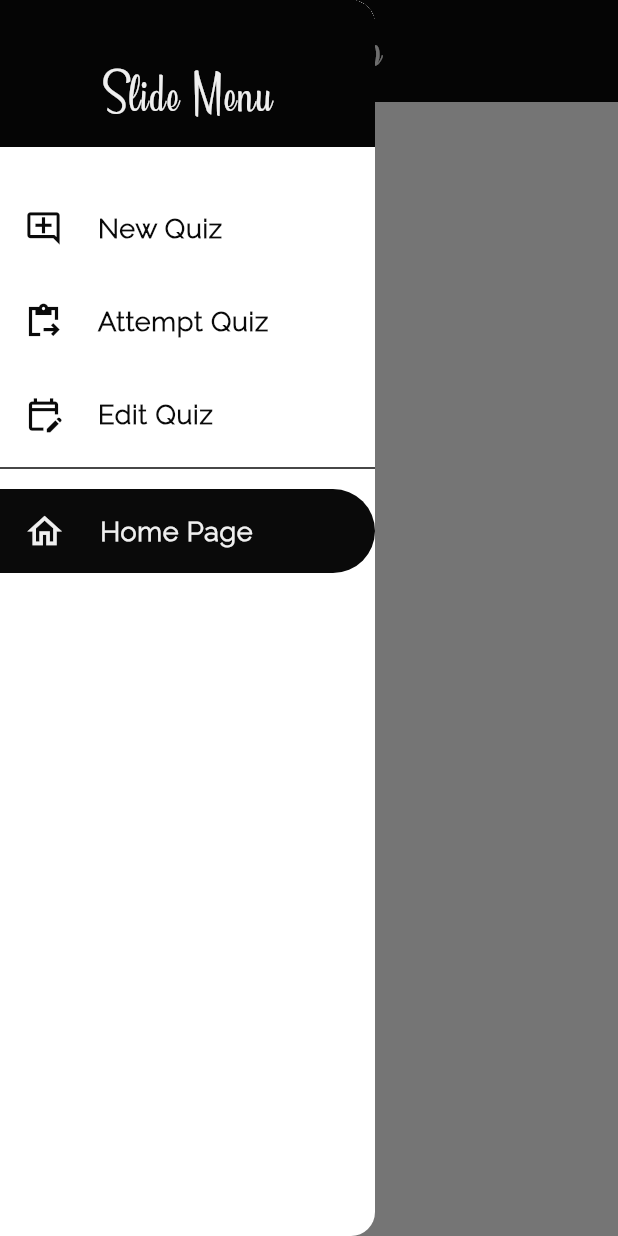
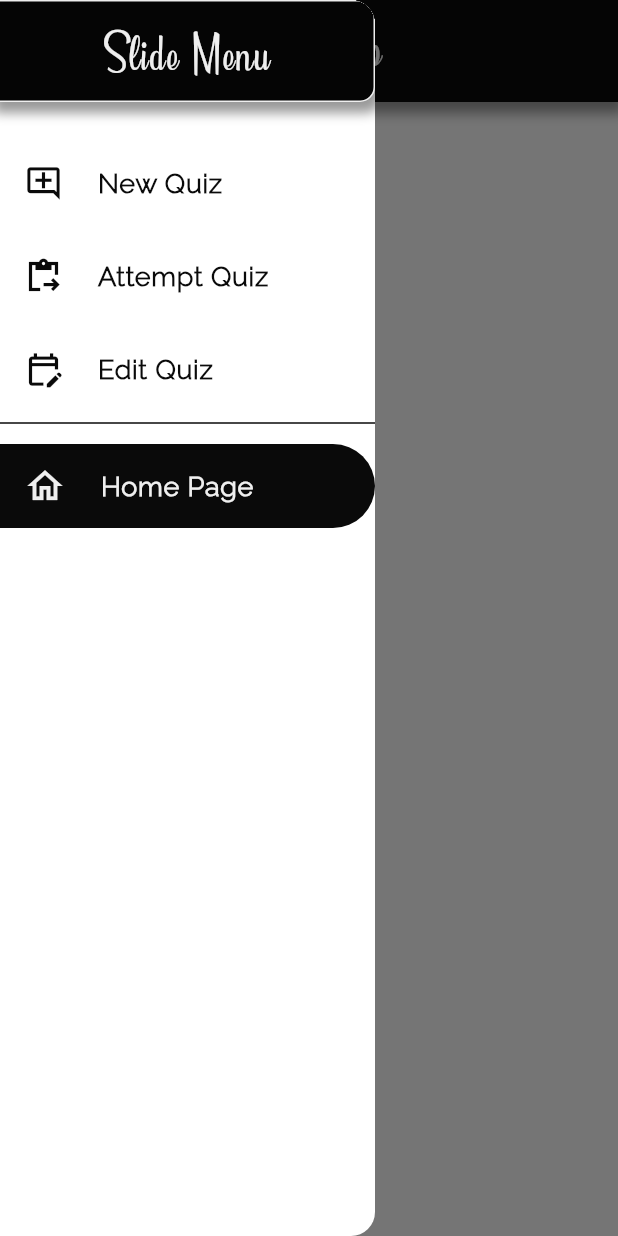
Before and after one commit to umar-tariq-1/Quiz-App, a Flutter app: the screen it shows after launch, with the side drawer open, on a phone screen of 412 x 824 dp. Run offline on Flutter 3.47's test engine with Material 3 defaults, Android fonts, the phone set to English and light mode, and no system bars; our stand-ins replace loading_animation_widget.

Commit message:
drawer styling

```diff
--- a/lib/main.dart
+++ b/lib/main.dart
@@ -1,4 +1,5 @@
 import 'package:flutter/material.dart';
+import 'package:flutter/services.dart';
 import 'package:quiz_app/widgets/base/navigation_drawer.dart';
 import 'package:quiz_app/widgets/pages/attempt_quiz.dart';
 import 'package:quiz_app/widgets/pages/edit_quiz.dart';
@@ -46,7 +47,18 @@ class MyAppState extends State<MyApp> {
         ),
       ),
       home: Scaffold(
-        appBar: AppBar(
+        appBar: PreferredSize(
+            preferredSize: const Size.fromHeight(68),
+            child: Container(
+                decoration: BoxDecoration(boxShadow: [
+                  BoxShadow(
+                    color: Colors.black.withOpacity(0.4),
+                    spreadRadius: 4,
+                    blurRadius: 6,
+                    offset: const Offset(0, 3),
+                  ),
+                ]),
+                child: AppBar(
                   toolbarHeight: 68,
                   centerTitle: true,
                   leading: Builder(
@@ -73,7 +85,7 @@ class MyAppState extends State<MyApp> {
                   ),
                   backgroundColor: const Color.fromARGB(255, 10, 10, 10),
                   foregroundColor: const Color.fromARGB(255, 239, 239, 239),
-        ),
+                ))),
         drawer: CustomNavigationDrawer(
           active: currentPage,
           changePage: _changePage,
--- a/lib/widgets/base/button.dart
+++ b/lib/widgets/base/button.dart
@@ -12,10 +12,10 @@ class Button extends StatelessWidget {
   final Icon? leadingIcon;
   final void Function(dynamic) onClick;
 
-  Button(
-    this.buttonText,
-    this.onClick, {
+  Button({
     super.key,
+    required this.buttonText,
+    required this.onClick,
     this.fontSize = 18.25,
     this.height = 12.75,
     this.width = 245,
--- a/lib/widgets/base/navigation_drawer.dart
+++ b/lib/widgets/base/navigation_drawer.dart
@@ -26,22 +26,59 @@ class CustomNavigationDrawer extends StatelessWidget {
       ));
 }
 
-Widget buildHeader(BuildContext context) => Container(
+Widget buildHeader(BuildContext context) => Column(
+      children: [
+        Container(
+          height: MediaQuery.of(context).padding.top,
+          color: const Color.fromARGB(255, 10, 10, 10),
+        ),
+        Container(
           alignment: Alignment.center,
-      padding: const EdgeInsets.only(top: 30),
           margin: const EdgeInsets.only(bottom: 20),
+          height: 68,
+          decoration: BoxDecoration(
             color: const Color.fromARGB(255, 5, 5, 5),
-      height: 98,
+            border: const Border(
+              bottom: BorderSide(
+                color: Color.fromARGB(255, 239, 239, 239),
+                width: 1,
+              ),
+              top: BorderSide(
+                color: Color.fromARGB(255, 239, 239, 239),
+                width: 1,
+              ),
+              right: BorderSide(
+                color: Color.fromARGB(255, 239, 239, 239),
+                width: 1,
+              ),
+            ),
+            boxShadow: [
+              BoxShadow(
+                color: Colors.black.withOpacity(0.4),
+                spreadRadius: 4,
+                blurRadius: 6,
+                offset: const Offset(0, 3),
+              ),
+            ],
+            borderRadius: const BorderRadius.only(
+              bottomRight: Radius.circular(10),
+            ),
+          ),
+          child: Container(
+            margin: const EdgeInsets.only(top: 7),
             child: const Text(
               "Slide Menu",
               style: TextStyle(
                 fontFamily: 'BeautifulPeople',
                 color: Color.fromARGB(255, 239, 239, 239),
-          fontSize: 24,
+                fontSize: 23.5,
                 letterSpacing: 1.3,
                 wordSpacing: 1,
               ),
             ),
+          ),
+        ),
+      ],
     );
 
 Widget buildMenuItems(BuildContext context, active, changePage) => Column(
@@ -75,7 +112,7 @@ Widget buildMenuItems(BuildContext context, active, changePage) => Column(
             active: active == "Home Page",
             text: "Home Page",
             iconData: Icons.home_outlined,
-            iconSize: 27.5,
+            iconSize: 28,
             onTap: () {
               Navigator.of(context).popAndPushNamed('/');
               changePage("Home Page");
--- a/lib/widgets/pages/new_quiz.dart
+++ b/lib/widgets/pages/new_quiz.dart
@@ -10,6 +10,10 @@ class NewQuiz extends StatefulWidget {
 }
 
 class _NewQuizState extends State<NewQuiz> {
+  void _questionSubmitted(data) {
+    print(data);
+  }
+
   @override
   Widget build(BuildContext context) {
     return Scaffold(
@@ -45,6 +49,6 @@ class _NewQuizState extends State<NewQuiz> {
         drawer: CustomNavigationDrawer(
           active: "New Quiz",
         ),
-        body: AddQuestionForm(onSubmit: (_) {}));
+        body: AddQuestionForm(onSubmit: _questionSubmitted));
   }
 }
```
Also changed, not shown: lib/widgets/compound/add_question_form.dart (+8 -8 lines), lib/widgets/pages/attempt_quiz.dart (+8 -7 lines). Lines whose indentation alone changed are shown as unchanged.
